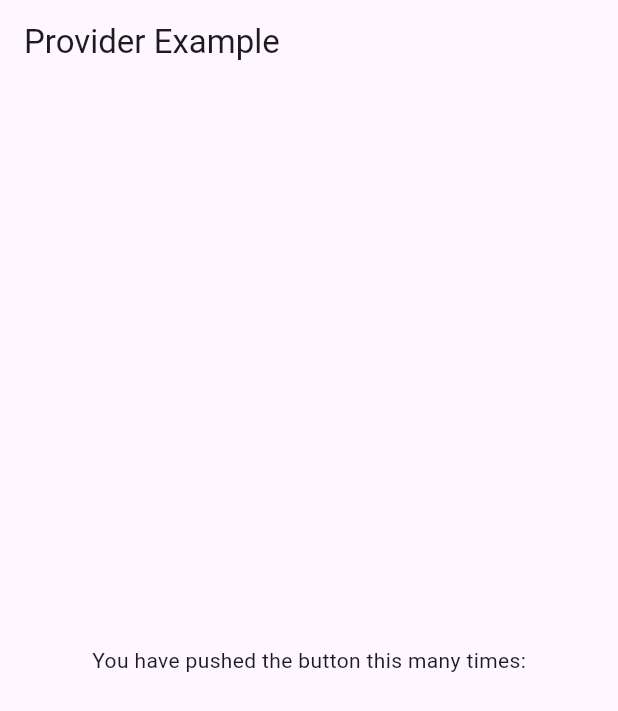
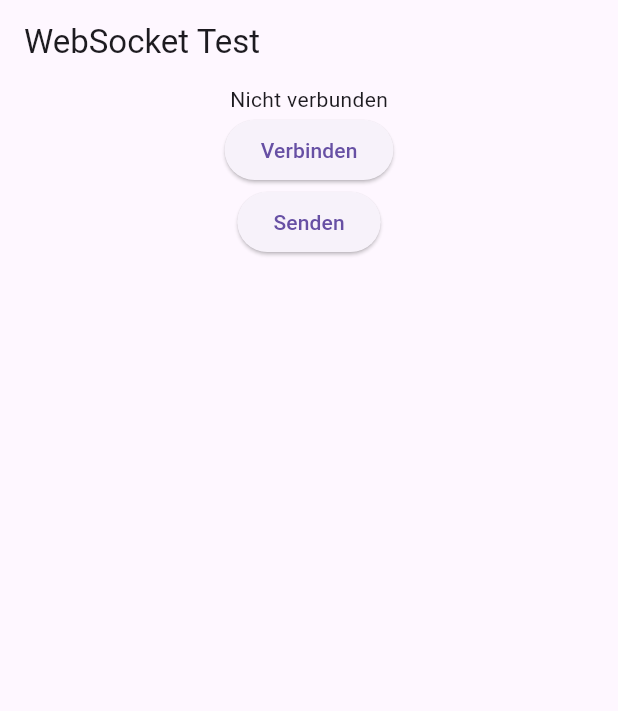
Before and after one commit to DukeThias/MinistrantenApp, a Flutter app: the screen it shows after launch, on a phone screen of 412 x 824 dp. Shown: the top 711 px of the screen. Run offline on Flutter 3.47's test engine with Material 3 defaults, Android fonts, the light colour scheme and no system bars.

Commit message:
Ladebildschirm hinzugefügt

```diff
--- a/miniapp_2/lib/main.dart
+++ b/miniapp_2/lib/main.dart
@@ -1,17 +1,23 @@
 import 'package:flutter/material.dart';
+import 'package:miniapp_2/services/WebSocketVerbindung.dart';
+import 'package:miniapp_2/ui/ladebildschirm.dart';
 import 'package:provider/provider.dart';
 import 'logik/WebSocketLogik.dart';
 import 'ui/homepage.dart';
+import 'ui/ladebildschirm.dart';
 
 void main() {
   runApp(
-    ChangeNotifierProvider(create: (_) => Websocketlogik(), child: MyApp()),
+    ChangeNotifierProvider(
+      create: (_) => Websocketverbindung(),
+      child: MyApp(),
+    ),
   );
 }
 
 class MyApp extends StatelessWidget {
   @override
   Widget build(BuildContext context) {
-    return MaterialApp(title: 'Provider Example', home: HomePage());
+    return MaterialApp(title: 'Provider Example', home: Ladebildschirm());
   }
 }
--- /dev/null
+++ b/miniapp_2/lib/ui/ladebildschirm.dart
@@ -0,0 +1,37 @@
+import 'package:flutter/material.dart';
+import 'package:provider/provider.dart';
+import '../services/WebSocketVerbindung.dart';
+import '../logik/WebSocketLogik.dart';
+
+class Ladebildschirm extends StatelessWidget {
+  @override
+  Widget build(BuildContext context) {
+    final ws = Provider.of<Websocketverbindung>(context);
+
+    return Scaffold(
+      appBar: AppBar(title: Text("WebSocket Test")),
+      body: Column(
+        children: [
+          Text(ws.verbunden ? "Verbunden" : "Nicht verbunden"),
+          ElevatedButton(
+            onPressed: () => ws.verbinde("ws://localhost:5205/ws"),
+            child: Text("Verbinden"),
+          ),
+          ElevatedButton(
+            onPressed: () => ws.senden("Hallo vom Flutter Client!"),
+            child: Text("Senden"),
+          ),
+          Expanded(
+            child: ListView.builder(
+              itemCount: ws.nachrichten.length,
+              itemBuilder:
+                  (_, i) => ListTile(
+                    title: Text(verarbeiteNachricht(ws.nachrichten[i])),
+                  ),
+            ),
+          ),
+        ],
+      ),
+    );
+  }
+}
```
Also changed, not shown: miniapp_2/lib/logik/WebSocketLogik.dart (+14 -14 lines), 2 other files.
